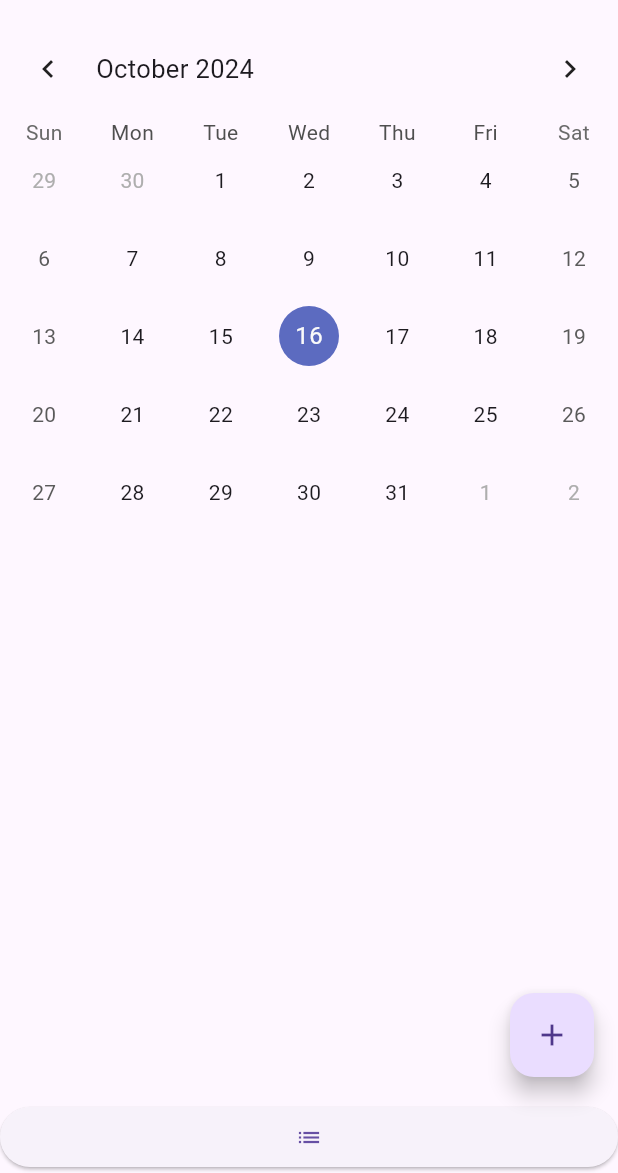
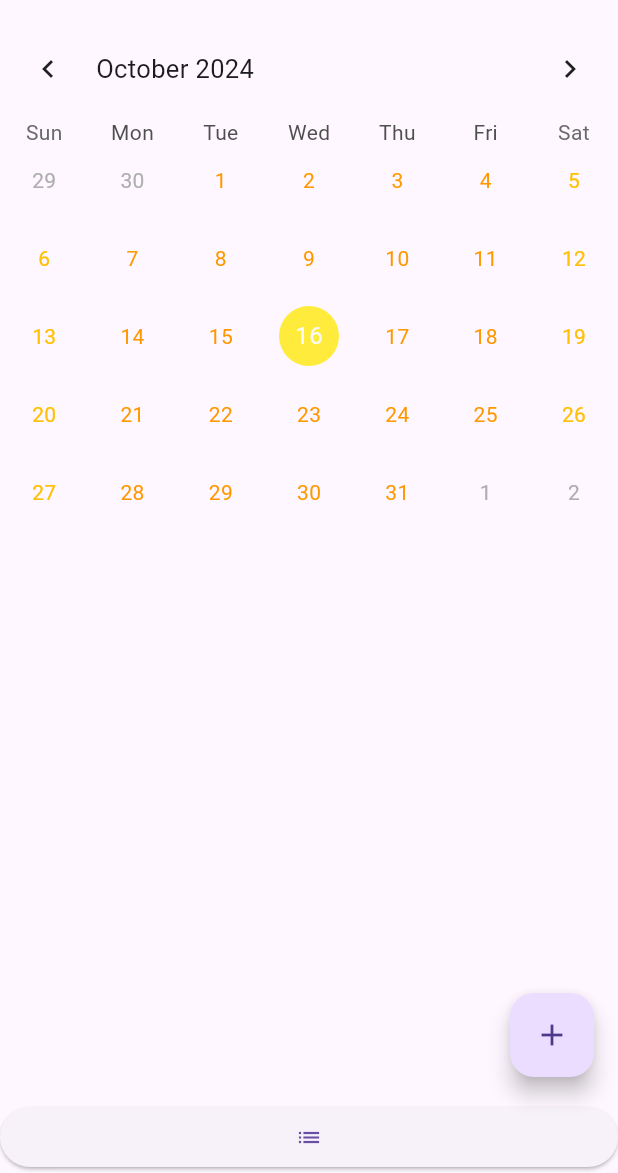
Before and after one commit to kbgrizb/Busy_Bees, a Flutter app: the screen it shows after launch, on a phone screen of 412 x 824 dp, the part 63-1236 px from its top. Run offline on Flutter 3.47's test engine with Material 3 defaults, Android fonts, the phone set to English and light mode, and no system bars; drawn by our look-alikes of table_calendar; our stand-ins replace cloud_firestore, firebase_auth, firebase_core, go_router, google_fonts; missing offline and left inert: firebase_ui_auth; accounts and stored records are empty.

Commit message:
username added to screen

```diff
--- a/flutter_application_1/lib/calendar_page.dart
+++ b/flutter_application_1/lib/calendar_page.dart
@@ -25,6 +25,7 @@ class _CalendarPageState extends State<CalendarPage> {
   TextEditingController _descriptionController = TextEditingController();
   CalendarFormat calendarFormat = CalendarFormat.month;
   late final ValueNotifier<List<Event>> _selectedEvents;
+
 
   StreamSubscription<QuerySnapshot>? _guestBookSubscription;
   Map<DateTime, List<Event>> events = {};
@@ -58,6 +59,7 @@ class _CalendarPageState extends State<CalendarPage> {
             doc['eventname'],
             doc['description'],
             eventDate,
+            doc['name'],
           );
 
           if (events[normalizedDate] != null) {
@@ -130,14 +132,15 @@ class _CalendarPageState extends State<CalendarPage> {
                           'name': FirebaseAuth.instance.currentUser!.displayName,
                           'userId': FirebaseAuth.instance.currentUser!.uid,
                         });
+                        String curUser = FirebaseAuth.instance.currentUser!.uid;
 
                         if (events[selectedDay] != null) {
                           events[selectedDay]!.add(
-                            Event(_eventNameController.text, _descriptionController.text, selectedDay),
+                            Event(_eventNameController.text, _descriptionController.text, selectedDay,curUser),
                           );
                         } else {
                           events[selectedDay] = [
-                            Event(_eventNameController.text, _descriptionController.text, selectedDay)
+                            Event(_eventNameController.text, _descriptionController.text, selectedDay,curUser)
                           ];
                         }
                         _eventNameController.clear();
@@ -162,12 +165,15 @@ class _CalendarPageState extends State<CalendarPage> {
               formatButtonVisible: false,
             ),
             firstDay: DateTime.utc(2024, 1, 1),
-            lastDay: DateTime.utc(2030, 12, 31),
-            focusedDay: _focusedDay,
-            eventLoader: _getEventsForDay,
-            selectedDayPredicate: (day) {
-              return isSameDay(_selectedDay, day);
-            },
+        lastDay: DateTime.utc(2030, 12, 31),
+        focusedDay: _focusedDay,
+        calendarStyle: const CalendarStyle(
+        defaultTextStyle:TextStyle(color: Colors.orange),
+        weekendTextStyle:TextStyle(color: Colors.amber),
+        todayDecoration: BoxDecoration(color: Colors.yellow, shape: BoxShape.circle),
+        selectedDecoration: BoxDecoration(color: Colors.orange, shape: BoxShape.circle),
+        markerDecoration: BoxDecoration(color: Colors.orange, shape: BoxShape.circle)
+        ),
             onDaySelected: _onDaySelected,
             onPageChanged: (focusedDay) {
               _focusedDay = focusedDay;
@@ -190,6 +196,7 @@ class _CalendarPageState extends State<CalendarPage> {
                       child: ListTile(
                         title: Text(value[index].getTitle()),
                         subtitle: Text(value[index].description),
+                        trailing: Text(value[index].getUsername()),
                       ),
                     );
                   },
--- a/flutter_application_1/lib/src/event.dart
+++ b/flutter_application_1/lib/src/event.dart
@@ -4,7 +4,8 @@ class Event {
     final String title;
     final DateTime dateAndTime;
     final String description;
-    Event(this.title, this.description, this.dateAndTime);
+    final String username;
+    Event(this.title, this.description, this.dateAndTime,this.username);
 
 
 
@@ -16,7 +17,9 @@ class Event {
       return title;
     }
 
-
+    String getUsername(){
+      return username;
+    }
 
 
 }
```
